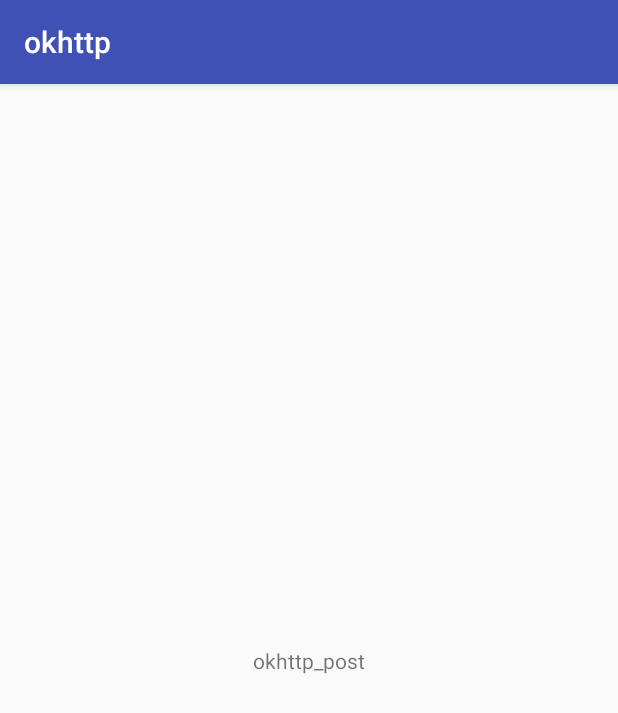
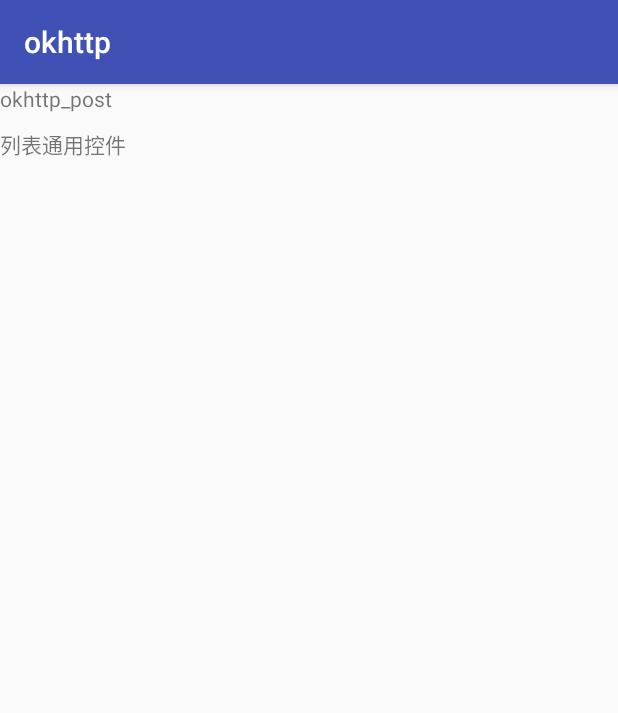
Before and after one commit to 1066893961/okhttp, an Android app: the screen it shows after launch (MainActivity), on a phone screen of 412 x 824 dp. Shown: the top 713 px of the screen. Run offline under Robolectric (Android 15) with nearby library versions, the phone set to English and light mode, and no system bars; libraries missing offline, so code that uses them is left out: com.lzy.okgo; 1 statement that could not run was skipped.

Commit message:
ConstraintLayout使用学习

```diff
--- a/app/src/main/AndroidManifest.xml
+++ b/app/src/main/AndroidManifest.xml
@@ -66,6 +66,8 @@
                 <category android:name="android.intent.category.LAUNCHER" />
             </intent-filter>
         </activity>
+
+        <activity android:name=".generallist.GeneralListActivity" />
     </application>
 
 </manifest>
--- a/app/src/main/java/application/app/okhttp/MainActivity.java
+++ b/app/src/main/java/application/app/okhttp/MainActivity.java
@@ -13,6 +13,7 @@ import java.util.List;
 
 import application.app.okhttp.bean.AdviceBean;
 import application.app.okhttp.constant.AddressContants;
+import application.app.okhttp.generallist.GeneralListActivity;
 import application.app.okhttp.http.JsonCallback;
 import application.app.okhttp.http.LzyResponse;
 import application.app.okhttp.permission.MPermission;
@@ -23,7 +24,7 @@ import okhttp3.Response;
 
 public class MainActivity extends AppCompatActivity {
     private final int BASIC_PERMISSION_REQUEST_CODE = 100;
-    private TextView post_tv;
+    private TextView post_tv, list_tv;
 
     @Override
     protected void onCreate(Bundle savedInstanceState) {
@@ -32,10 +33,17 @@ public class MainActivity extends AppCompatActivity {
         requestBasicPermission();
 
         post_tv = (TextView) findViewById(R.id.post_tv);
+        list_tv = (TextView) findViewById(R.id.list_tv);
         post_tv.setOnClickListener(new View.OnClickListener() {
             @Override
             public void onClick(View view) {
                 getListData(false, "1");
+            }
+        });
+        list_tv.setOnClickListener(new View.OnClickListener() {
+            @Override
+            public void onClick(View view) {
+                GeneralListActivity.startAction(getApplicationContext());
             }
         });
     }
--- a/app/src/main/res/layout/activity_main.xml
+++ b/app/src/main/res/layout/activity_main.xml
@@ -1,9 +1,9 @@
 <?xml version="1.0" encoding="utf-8"?>
-<android.support.constraint.ConstraintLayout xmlns:android="http://schemas.android.com/apk/res/android"
-    xmlns:app="http://schemas.android.com/apk/res-auto"
+<LinearLayout xmlns:android="http://schemas.android.com/apk/res/android"
     xmlns:tools="http://schemas.android.com/tools"
     android:layout_width="match_parent"
     android:layout_height="match_parent"
+    android:orientation="vertical"
     tools:context="application.app.okhttp.MainActivity">
 
     <TextView
@@ -11,9 +11,13 @@
         android:layout_width="wrap_content"
         android:layout_height="wrap_content"
         android:text="okhttp_post"
-        app:layout_constraintBottom_toBottomOf="parent"
-        app:layout_constraintLeft_toLeftOf="parent"
-        app:layout_constraintRight_toRightOf="parent"
-        app:layout_constraintTop_toTopOf="parent" />
+         />
+    <TextView
+        android:id="@+id/list_tv"
+        android:layout_marginTop="10dp"
+        android:layout_width="wrap_content"
+        android:layout_height="wrap_content"
+        android:text="列表通用控件"
+        />
 
-</android.support.constraint.ConstraintLayout>
+</LinearLayout>
```
Also changed, not shown: app/src/main/java/application/app/okhttp/generallist/GeneralListActivity.java (added, +28 -0 lines), app/src/main/res/layout/activity_general_list.xml (added, +24 -0 lines).
